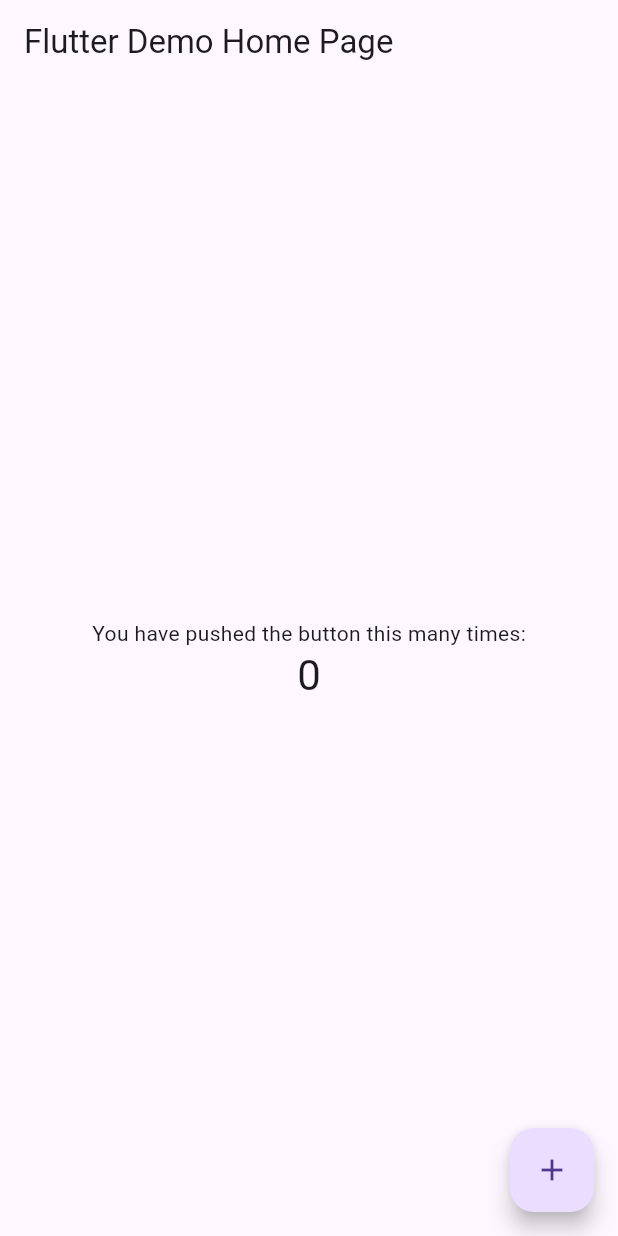
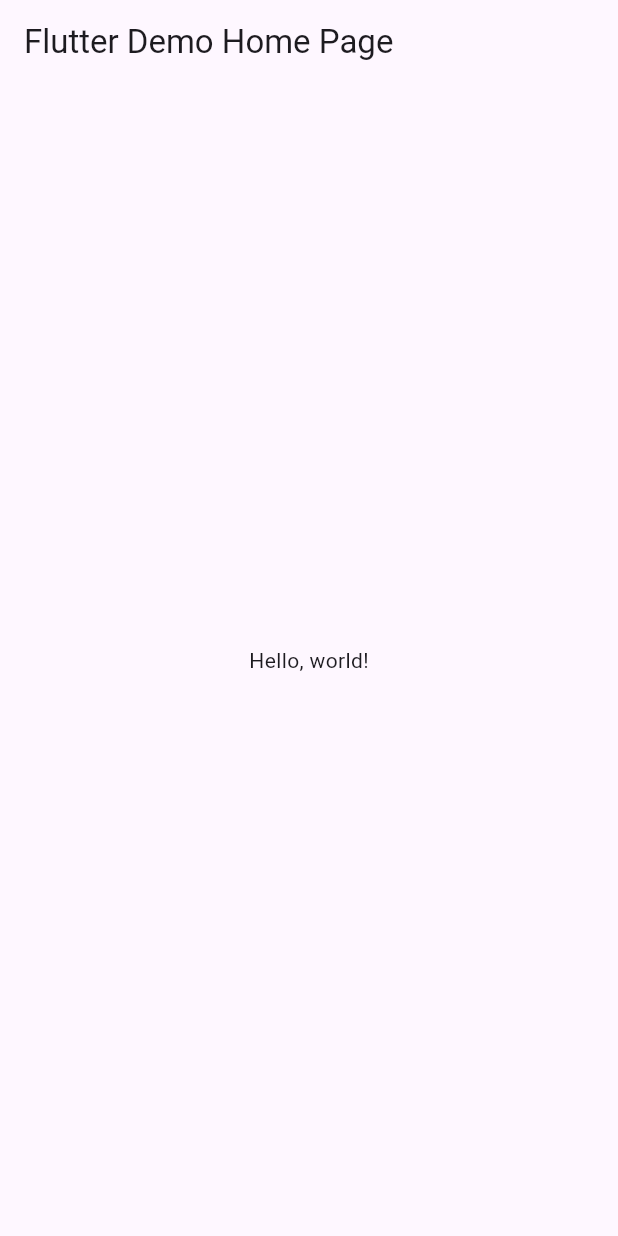
Before and after one commit to earibeiro/ddm_2o_trimestre, a Flutter app: the screen it shows after launch, on a phone screen of 412 x 824 dp. Run offline on Flutter 3.47's test engine with Material 3 defaults, Android fonts, the phone set to English and light mode, and no system bars.

```diff
--- a/gestao_notas/lib/main.dart
+++ b/gestao_notas/lib/main.dart
@@ -1,122 +1,37 @@
 import 'package:flutter/material.dart';
 
 void main() {
-  runApp(const MyApp());
+
+  runApp(MyApp());
 }
 
 class MyApp extends StatelessWidget {
-  const MyApp({Key? key}) : super(key: key);
-
-  // This widget is the root of your application.
   @override
   Widget build(BuildContext context) {
     return MaterialApp(
       title: 'Flutter Demo',
       theme: ThemeData(
-        // This is the theme of your application.
-        //
-        // Try running your application with "flutter run". You'll see the
-        // application has a blue toolbar. Then, without quitting the app, try
-        // changing the primarySwatch below to Colors.green and then invoke
-        // "hot reload" (press "r" in the console where you ran "flutter run",
-        // or simply save your changes to "hot reload" in a Flutter IDE).
-        // Notice that the counter didn't reset back to zero; the application
-        // is not restarted.
         primarySwatch: Colors.blue,
       ),
-      home: const MyHomePage(title: 'Flutter Demo Home Page'),
+      home: MyHomePage(title: 'Flutter Demo Home Page'),
     );
   }
 }
 
-class Meu{
-  Meu(){
-    MyHomePage(title: 'teste');
-
-  }
-}
-
-class MyHomePage extends StatefulWidget {
-  const MyHomePage({Key? key, required this.title}) : super(key: key);
-
-  // This widget is the home page of your application. It is stateful, meaning
-  // that it has a State object (defined below) that contains fields that affect
-  // how it looks.
-
-  // This class is the configuration for the state. It holds the values (in this
-  // case the title) provided by the parent (in this case the App widget) and
-  // used by the build method of the State. Fields in a Widget subclass are
-  // always marked "final".
-
+class MyHomePage extends StatelessWidget {
   final String title;
 
-  @override
-  State<MyHomePage> createState() => _MyHomePageState();
-}
-
-class _MyHomePageState extends State<MyHomePage> {
-  int _counter = 0;
-
-  void _incrementCounter() {
-    setState(() {
-      // This call to setState tells the Flutter framework that something has
-      // changed in this State, which causes it to rerun the build method below
-      // so that the display can reflect the updated values. If we changed
-      // _counter without calling setState(), then the build method would not be
-      // called again, and so nothing would appear to happen.
-      _counter++;
-    });
-  }
+  MyHomePage({required this.title});
 
   @override
   Widget build(BuildContext context) {
-    // This method is rerun every time setState is called, for instance as done
-    // by the _incrementCounter method above.
-    //
-    // The Flutter framework has been optimized to make rerunning build methods
-    // fast, so that you can just rebuild anything that needs updating rather
-    // than having to individually change instances of widgets.
     return Scaffold(
       appBar: AppBar(
-        // Here we take the value from the MyHomePage object that was created by
-        // the App.build method, and use it to set our appbar title.
-        title: Text(widget.title),
+        title: Text(title),
       ),
       body: Center(
-        // Center is a layout widget. It takes a single child and positions it
-        // in the middle of the parent.
-        child: Column(
-          // Column is also a layout widget. It takes a list of children and
-          // arranges them vertically. By default, it sizes itself to fit its
-          // children horizontally, and tries to be as tall as its parent.
-          //
-          // Invoke "debug painting" (press "p" in the console, choose the
-          // "Toggle Debug Paint" action from the Flutter Inspector in Android
-          // Studio, or the "Toggle Debug Paint" command in Visual Studio Code)
-          // to see the wireframe for each widget.
-          //
-          // Column has various properties to control how it sizes itself and
-          // how it positions its children. Here we use mainAxisAlignment to
-          // center the children vertically; the main axis here is the vertical
-          // axis because Columns are vertical (the cross axis would be
-          // horizontal).
-          mainAxisAlignment: MainAxisAlignment.center,
-          children: <Widget>[
-            const Text(
-              'You have pushed the button this many times:',
-            ),
-            Text(
-              '$_counter',
-              style: Theme.of(context).textTheme.headline4,
-            ),
-          ],
-        ),
+        child: Text('Hello, world!'),
       ),
-      floatingActionButton: FloatingActionButton(
-        onPressed: _incrementCounter,
-        tooltip: 'Increment',
-        child: const Icon(Icons.add),
-      ), // This trailing comma makes auto-formatting nicer for build methods.
     );
   }
 }
--- a/gestao_notas/pubspec.yaml
+++ b/gestao_notas/pubspec.yaml
@@ -35,6 +35,9 @@ dependencies:
   # The following adds the Cupertino Icons font to your application.
   # Use with the CupertinoIcons class for iOS style icons.
   cupertino_icons: ^1.0.6
+  sqflite: ^2.3.3+1
+  path: ^1.9.0
+  sqflite_common_ffi: ^2.3.3
 
 dev_dependencies:
   flutter_test:
```
Also changed, not shown: gestao_notas/lib/app/banco/script.dart (added, +17 -0 lines), gestao_notas/lib/aula.dart (added, +40 -0 lines), gestao_notas/pubspec.lock, 6 other files.
